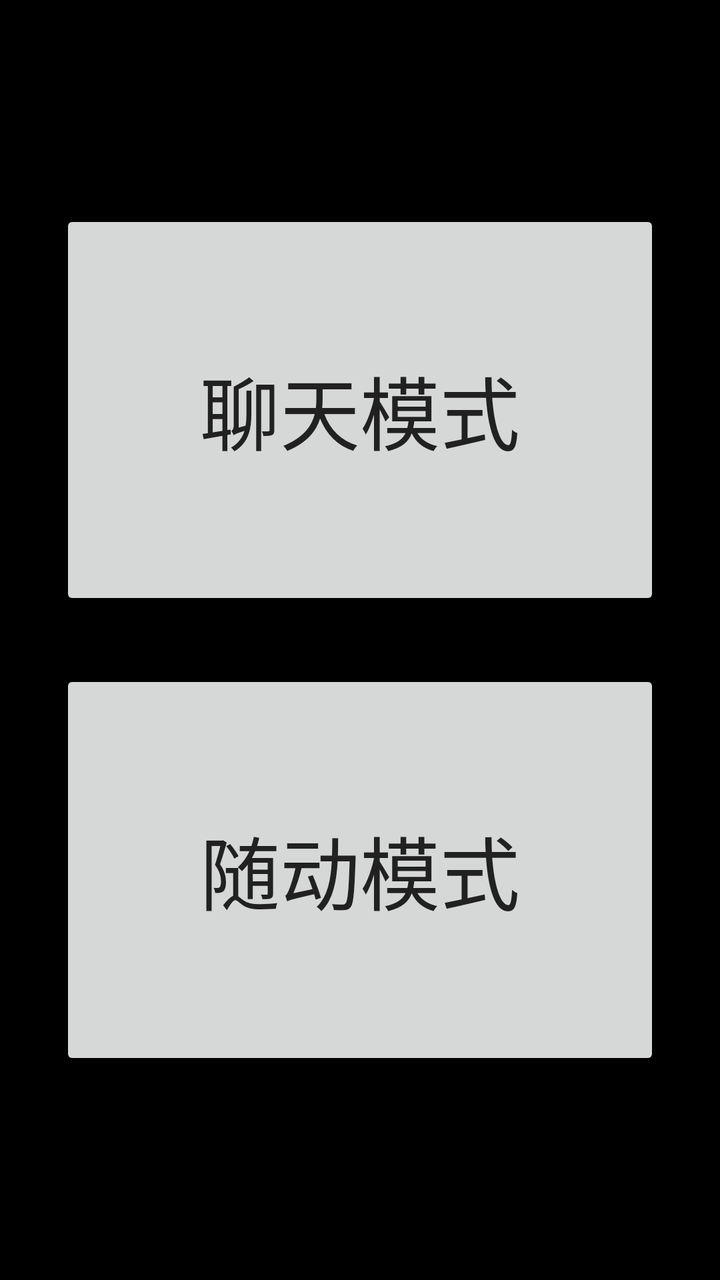
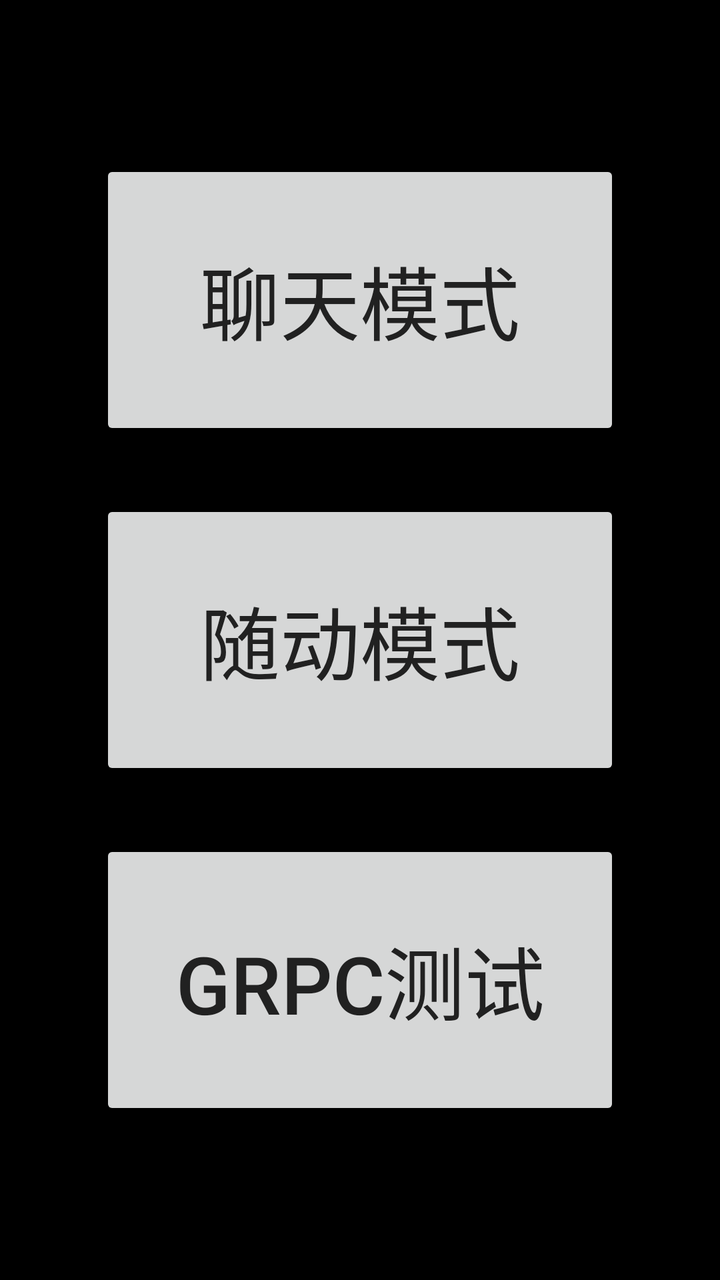

Before-and-after screenshots of an Android layout around one commit, followed by the original layout XML and the change that was made.
<!-- AndroidManifest.xml: application theme Theme.Main -->
<!-- res/layout/activity_splash.xml -->
<?xml version="1.0" encoding="utf-8"?>
<LinearLayout xmlns:android="http://schemas.android.com/apk/res/android"
    xmlns:app="http://schemas.android.com/apk/res-auto"
    xmlns:tools="http://schemas.android.com/tools"
    android:id="@+id/main"
    android:layout_width="match_parent"
    android:layout_height="match_parent"
    android:orientation="vertical"
    android:layout_gravity="center"
    android:gravity="center"
    tools:context="com.grpc.pb.MainActivity">


    <androidx.appcompat.widget.AppCompatButton
        android:id="@+id/btn_chat"
        android:layout_width="300dp"
        android:layout_height="200dp"
        android:textSize="40dp"
        android:textColor="@color/colorPrimary"
        android:text="聊天模式"
        />


    <androidx.appcompat.widget.AppCompatButton
        android:id="@+id/btn_track"
        android:layout_width="300dp"
        android:layout_height="200dp"
        android:layout_marginTop="30dp"
        android:textSize="40dp"
        android:textColor="@color/colorPrimary"
        android:text="随动模式"
        />


</LinearLayout>
<!-- resources referenced by this layout -->
<resources>
  <color name="colorPrimary">#212121</color>
  <style name="Theme.Main" parent="Theme.MaterialComponents.DayNight.DarkActionBar">
          
          <item name="colorPrimary">@color/purple_700</item>
          <item name="colorPrimaryVariant">@color/purple_700</item>
          <item name="colorOnPrimary">@color/white</item>
          
          <item name="android:statusBarColor" tools:targetApi="l">?attr/colorPrimaryVariant</item>
          
          <item name="android:windowBackground">@android:color/black</item>
          
          <item name="windowActionBar">false</item>
          <item name="windowNoTitle">true</item>
          <item name="android:windowActionBar">false</item>
      </style>
  <color name="purple_700">#3700B3</color>
  <color name="white">#FFFFFF</color>
</resources>

<!-- the commit's change to res/layout/activity_splash.xml (unified diff, before → after) -->
@@ -13,8 +13,8 @@
 
     <androidx.appcompat.widget.AppCompatButton
         android:id="@+id/btn_chat"
-        android:layout_width="300dp"
-        android:layout_height="200dp"
+        android:layout_width="260dp"
+        android:layout_height="140dp"
         android:textSize="40dp"
         android:textColor="@color/colorPrimary"
         android:text="聊天模式"
@@ -23,13 +23,22 @@
 
     <androidx.appcompat.widget.AppCompatButton
         android:id="@+id/btn_track"
-        android:layout_width="300dp"
-        android:layout_height="200dp"
+        android:layout_width="260dp"
+        android:layout_height="140dp"
         android:layout_marginTop="30dp"
         android:textSize="40dp"
         android:textColor="@color/colorPrimary"
         android:text="随动模式"
         />
 
+    <androidx.appcompat.widget.AppCompatButton
+        android:id="@+id/btn_grpc"
+        android:layout_width="260dp"
+        android:layout_height="140dp"
+        android:layout_marginTop="30dp"
+        android:textSize="40dp"
+        android:textColor="@color/colorPrimary"
+        android:text="GRPC测试"
+        />
 
 </LinearLayout>
